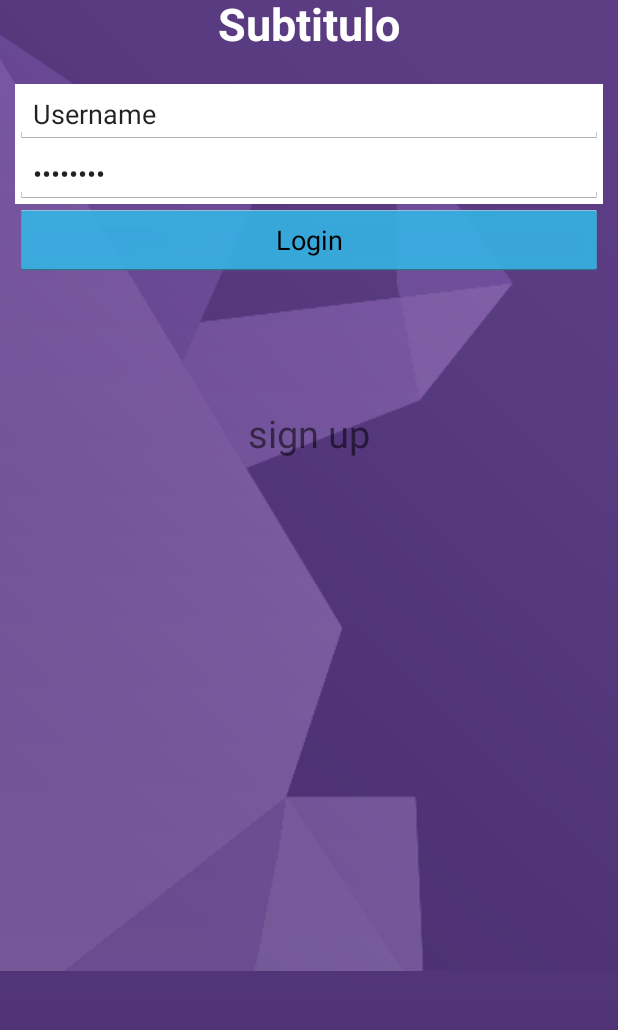
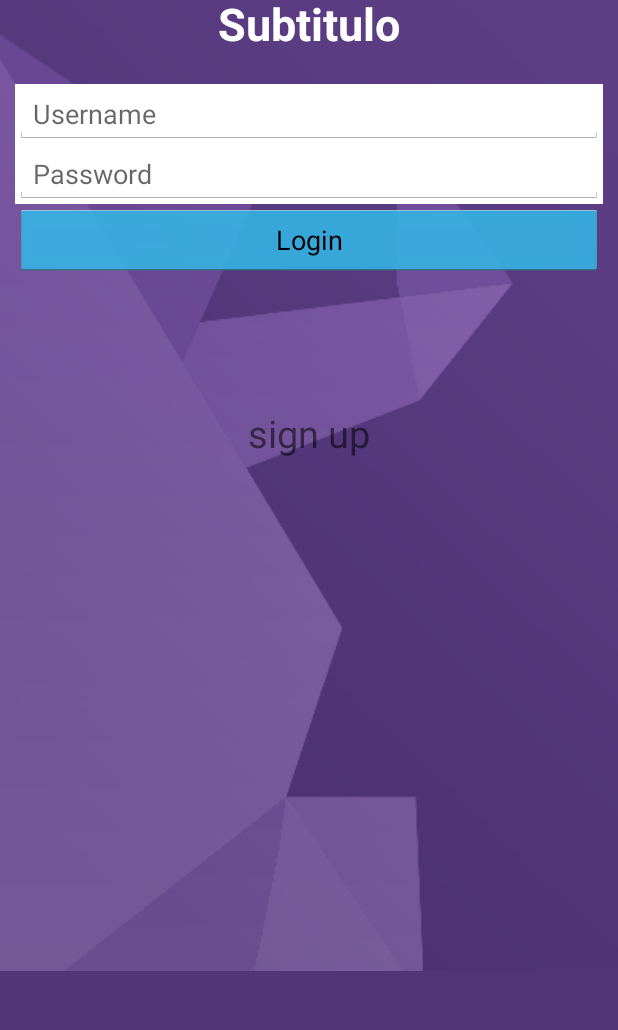
Before and after one commit to Miguelito1986/MyYep, an Android app: the screen it shows after launch (LoginActivity), on a phone screen of 412 x 824 dp, the part 128-1158 px from its top. Run offline under Robolectric (Android 15) with nearby library versions, the phone set to English and light mode, and no system bars; libraries missing offline, so code that uses them is left out: com.parse; 5 statements that could not run were skipped.

Commit message:
Add android hint

```diff
--- a/app/src/main/res/layout/activity_login.xml
+++ b/app/src/main/res/layout/activity_login.xml
@@ -78,11 +78,10 @@
         android:layout_width="match_parent"
         android:layout_height="wrap_content"
         android:id="@+id/usernamefield"
-        android:hint="@string/Username"
         android:layout_above="@+id/passwordField"
         android:layout_alignLeft="@+id/imageView"
         android:layout_alignStart="@+id/imageView"
-        android:text="@string/Username" />
+        android:hint="Username" />
 
 
         <EditText
@@ -93,7 +92,7 @@
             android:layout_centerVertical="true"
             android:layout_alignLeft="@+id/imageView"
             android:layout_alignStart="@+id/imageView"
-            android:text="@string/passwordField" />
+            android:hint="Password"/>
     </LinearLayout>
 
 </RelativeLayout>
```
